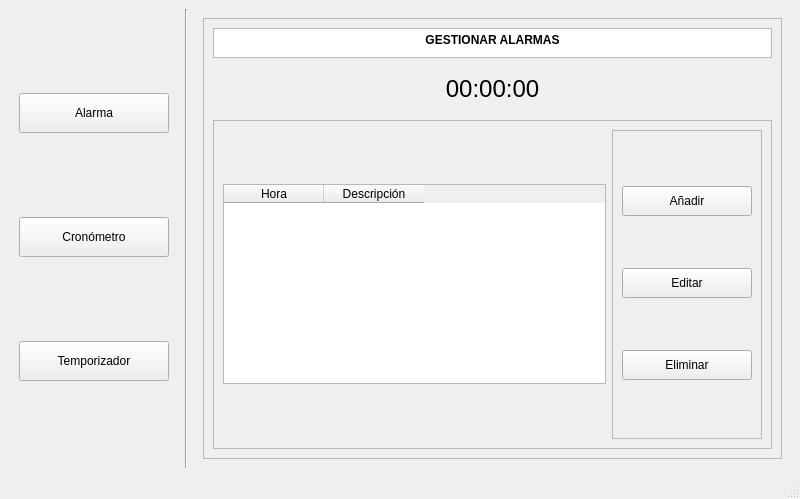
gllerenamo/reloj-despertador, file principal.ui: the form before one commit.
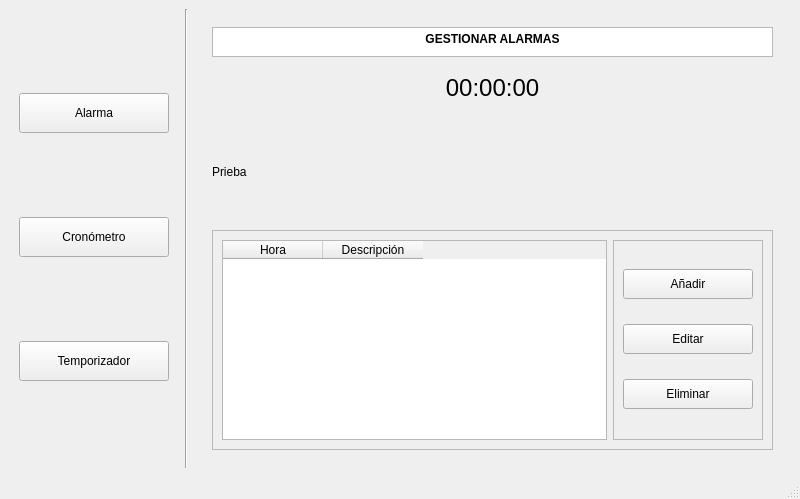
The form after the commit. The open tabs and pages were chosen to show the change.

Commit message: Funcionalidad para alarma en clase principal

What changed in the file:
```diff
--- a/principal.ui
+++ b/principal.ui
@@ -85,13 +85,7 @@
       <widget class="QWidget" name="page">
        <layout class="QHBoxLayout" name="horizontalLayout_2">
         <item>
-         <widget class="QFrame" name="frame">
-          <property name="frameShape">
-           <enum>QFrame::Shape::StyledPanel</enum>
-          </property>
-          <property name="frameShadow">
-           <enum>QFrame::Shadow::Raised</enum>
-          </property>
+         <widget class="QWidget" name="alarma_widget" native="true">
           <layout class="QVBoxLayout" name="verticalLayout_2">
            <item>
             <widget class="QTextBrowser" name="textBrowser">
@@ -137,6 +131,13 @@
              </property>
             </widget>
            </item>
+           <item>
+            <widget class="QLabel" name="prueba">
+             <property name="text">
+              <string>Prieba</string>
+             </property>
+            </widget>
+           </item>
            <item>
             <widget class="QFrame" name="frame_2">
              <property name="frameShape">
```
Left out of the diff: 2 changed lines with no effect on the pictures. The commit also changes 3 other files.
